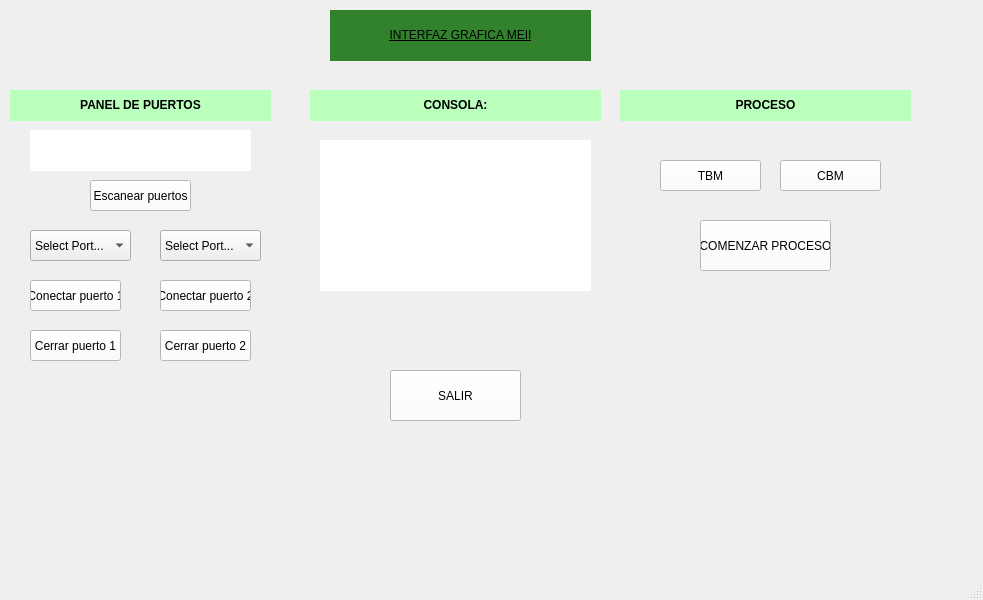
Above: src/Interfaz.ui from JoaCieri/ProyectoMedidasII before the change. Below: the same form after it.
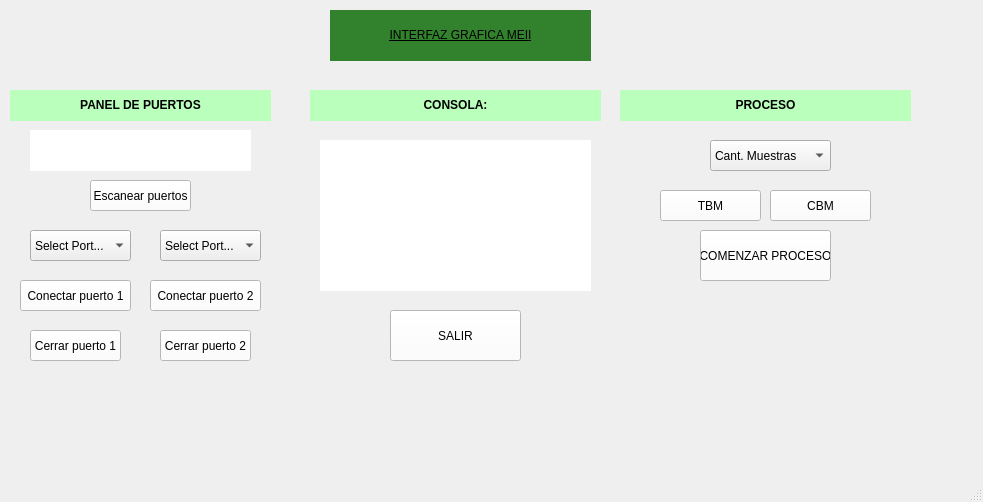
That is the form after the change.

Commit message: Calculos TBM Finalizado

Patch:
```diff
--- a/src/Interfaz.ui
+++ b/src/Interfaz.ui
@@ -7,7 +7,7 @@
     <x>0</x>
     <y>0</y>
     <width>983</width>
-    <height>600</height>
+    <height>502</height>
    </rect>
   </property>
   <property name="windowTitle">
@@ -137,9 +137,9 @@
    <widget class="QPushButton" name="conectar">
     <property name="geometry">
      <rect>
-      <x>30</x>
+      <x>20</x>
       <y>280</y>
-      <width>91</width>
+      <width>111</width>
       <height>31</height>
      </rect>
     </property>
@@ -219,7 +219,7 @@
     <property name="geometry">
      <rect>
       <x>660</x>
-      <y>160</y>
+      <y>190</y>
       <width>101</width>
       <height>31</height>
      </rect>
@@ -234,8 +234,8 @@
    <widget class="QPushButton" name="select_CBM">
     <property name="geometry">
      <rect>
-      <x>780</x>
-      <y>160</y>
+      <x>770</x>
+      <y>190</y>
       <width>101</width>
       <height>31</height>
      </rect>
@@ -251,7 +251,7 @@
     <property name="geometry">
      <rect>
       <x>700</x>
-      <y>220</y>
+      <y>230</y>
       <width>131</width>
       <height>51</height>
      </rect>
@@ -267,7 +267,7 @@
     <property name="geometry">
      <rect>
       <x>390</x>
-      <y>370</y>
+      <y>310</y>
       <width>131</width>
       <height>51</height>
      </rect>
@@ -332,9 +332,9 @@
    <widget class="QPushButton" name="conectar_2">
     <property name="geometry">
      <rect>
-      <x>160</x>
+      <x>150</x>
       <y>280</y>
-      <width>91</width>
+      <width>111</width>
       <height>31</height>
      </rect>
     </property>
@@ -361,6 +361,41 @@
      <string>Cerrar puerto 2</string>
     </property>
    </widget>
+   <widget class="QComboBox" name="Combobox_3">
+    <property name="geometry">
+     <rect>
+      <x>710</x>
+      <y>140</y>
+      <width>121</width>
+      <height>31</height>
+     </rect>
+    </property>
+    <item>
+     <property name="text">
+      <string>Cant. Muestras</string>
+     </property>
+    </item>
+    <item>
+     <property name="text">
+      <string>5</string>
+     </property>
+    </item>
+    <item>
+     <property name="text">
+      <string>10</string>
+     </property>
+    </item>
+    <item>
+     <property name="text">
+      <string>15</string>
+     </property>
+    </item>
+    <item>
+     <property name="text">
+      <string>20</string>
+     </property>
+    </item>
+   </widget>
   </widget>
   <widget class="QMenuBar" name="menubar">
    <property name="geometry">
```
Left out of the diff: 2 changed lines with no effect on the pictures. The commit also changes 1 other file.
